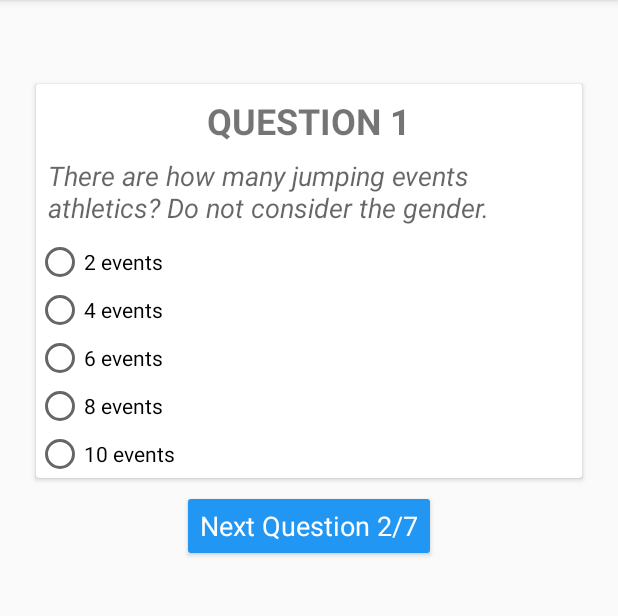
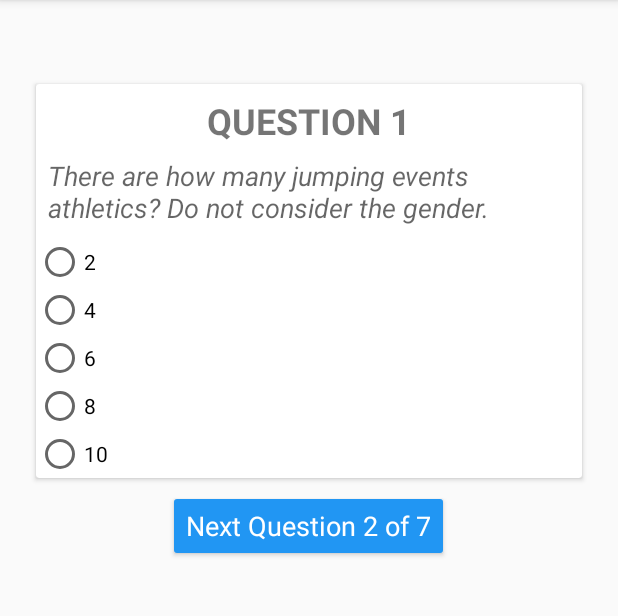
Before and after one commit to jesselima/nanodegree-android-basic-quiz-app, an Android app: the QuestionsActivity screen opened directly, with no data from a screen before it, on a phone screen of 412 x 824 dp, the part 84-700 px from its top. Run offline under Robolectric (Android 15) with nearby library versions, the phone set to English and light mode, and no system bars.

Commit message:
Final commit before delivery.

```diff
--- a/app/src/main/java/com/udacity/nanodegree/quizapp/QuestionsActivity.java
+++ b/app/src/main/java/com/udacity/nanodegree/quizapp/QuestionsActivity.java
@@ -3,7 +3,6 @@ package com.udacity.nanodegree.quizapp;
 import android.content.Intent;
 import android.support.v7.app.AppCompatActivity;
 import android.os.Bundle;
-import android.util.Log;
 import android.view.View;
 import android.widget.Button;
 import android.widget.EditText;
--- a/app/src/main/java/com/udacity/nanodegree/quizapp/WelcomeActivity.java
+++ b/app/src/main/java/com/udacity/nanodegree/quizapp/WelcomeActivity.java
@@ -66,7 +66,7 @@ public class WelcomeActivity extends AppCompatActivity {
                 return;
             }
 
-
+        // Grab form data and send to QuestionsActivity using a intent object
         Intent intent = new Intent(this, QuestionsActivity.class);
             intent.putExtra("name", name);
             intent.putExtra("email", email);
@@ -74,7 +74,6 @@ public class WelcomeActivity extends AppCompatActivity {
             intent.putExtra("sendMeACopy", sendMeACopy);
             intent.putExtra("sendMeFuture", sendMeFuture);
             intent.putExtra("isAthleteActive", isAthleteActive);
-
         startActivity(intent);
     }
 
--- a/app/src/main/res/layout/activity_questions.xml
+++ b/app/src/main/res/layout/activity_questions.xml
@@ -263,7 +263,7 @@
                     style="@style/cardLinearLayoutVertical">
                     <TextView
                         style="@style/cardFimBaseLayout"
-                        android:text="You finish the quiz"/>
+                        android:text="@string/you_finish_the_quiz"/>
                 </LinearLayout>
             </android.support.v7.widget.CardView>
 
@@ -271,14 +271,14 @@
                 style="@style/buttonDefault"
                 android:onClick="btn1hideCard1show2"
                 android:id="@+id/btn_hide_card_1_show_2"
-                android:text="Next Question 2/7"
+                android:text="@string/next_question_2_7"
                 android:visibility="visible"/>
 
             <Button
                 style="@style/buttonDefault"
                 android:onClick="btn2hideCard2show3"
                 android:id="@+id/btn_hide_card_2_show_3"
-                android:text="Next Question 3/7"
+                android:text="@string/next_question_3_7"
                 android:visibility="gone"/>
 
             <Button
@@ -292,28 +292,28 @@
                 style="@style/buttonDefault"
                 android:onClick="btn4hideCard4show5"
                 android:id="@+id/btn_hide_card_4_show_5"
-                android:text="Next Question 5/7"
+                android:text="@string/next_question_5_7"
                 android:visibility="gone"/>
 
             <Button
                 style="@style/buttonDefault"
                 android:onClick="btn5hideCard5show6"
                 android:id="@+id/btn_hide_card_5_show_6"
-                android:text="Next Question 6/7"
+                android:text="@string/next_question_6_7"
                 android:visibility="gone"/>
 
             <Button
                 style="@style/buttonDefault"
                 android:onClick="btn6hideCard6showComment"
                 android:id="@+id/hide_card_6_show_comment"
-                android:text="Next Question 7/7"
+                android:text="@string/next_question_7_7"
                 android:visibility="gone"/>
 
             <Button
                 style="@style/buttonDefault"
                 android:onClick="btn7hideCardCommentShowFinish"
                 android:id="@+id/btn_hide_comment_show_finish"
-                android:text="FINISH"
+                android:text="@string/finish"
                 android:visibility="gone"/>
 
             <Button
@@ -321,7 +321,7 @@
                 android:onClick="ViewSummary"
                 android:id="@+id/btn_view_summary"
                 android:visibility="gone"
-                android:text="See Answers Summary"/>
+                android:text="@string/answers_summary"/>
 
         </LinearLayout>
     </ScrollView>
--- a/app/src/main/res/layout/activity_welcome.xml
+++ b/app/src/main/res/layout/activity_welcome.xml
@@ -36,7 +36,7 @@
                 android:id="@+id/name"
                 android:layout_width="match_parent"
                 android:layout_height="wrap_content"
-                android:hint="Type your name"
+                android:hint="@string/type_you_name"
                 android:inputType="textCapWords"/>
             <TextView
                 style="@style/editTextForm"
--- a/app/src/main/res/values/strings.xml
+++ b/app/src/main/res/values/strings.xml
@@ -7,11 +7,11 @@
     <string name="welcome_message2">First! Let me know you a little more filling up this simple form.</string>
     <string name="question_1_header">Question 1</string>
     <string name="question_1_body">There are how many jumping events athletics? Do not consider the gender.</string>
-    <string name="question_1_answer_1">2 events</string>
-    <string name="question_1_answer_2">4 events</string>
-    <string name="question_1_answer_3">6 events</string>
-    <string name="question_1_answer_4">8 events</string>
-    <string name="question_1_answer_5">10 events</string>
+    <string name="question_1_answer_1">2</string>
+    <string name="question_1_answer_2">4</string>
+    <string name="question_1_answer_3">6</string>
+    <string name="question_1_answer_4">8</string>
+    <string name="question_1_answer_5">10</string>
     <string name="question_2_header">Question 2</string>
     <string name="question_2_body">Who is the world record holder of high jump?</string>
     <string name="question_2_answer_1">Mutaz Essa BARSHIM</string>
@@ -42,11 +42,11 @@
     <string name="question_5_answer_5">Al Oerter</string>
     <string name="question_6_header">Question 6</string>
     <string name="question_6_body">There are how many throwing events athletics? Do not consider the gender.</string>
-    <string name="question_6_answer_1">2 events</string>
-    <string name="question_6_answer_2">4 events</string>
-    <string name="question_6_answer_3">8 events</string>
-    <string name="question_6_answer_4">5 events</string>
-    <string name="question_6_answer_5">9 events</string>
+    <string name="question_6_answer_1">2</string>
+    <string name="question_6_answer_2">4</string>
+    <string name="question_6_answer_3">8</string>
+    <string name="question_6_answer_4">5</string>
+    <string name="question_6_answer_5">9</string>
     <string name="send_by_email">Send by email</string>
     <string name="type_your_name">Type you name</string>
     <string name="type_your_email">Type your email</string>
@@ -85,5 +85,12 @@
     <string name="feedback_form">Did You like this quiz? Please, give us some feedback.</string>
     <string name="type_your_suggestions_here">Type your suggestions here</string>
     <string name="your_feedback">Your suggestions:</string>
-
+    <string name="you_finish_the_quiz">You finish the quiz!</string>
+    <string name="next_question_2_7">Next Question 2 of 7</string>
+    <string name="next_question_3_7">Next Question 3 of 7</string>
+    <string name="next_question_4_7">Next Question 4 of 7</string>
+    <string name="next_question_5_7">Next Question 5 of 7</string>
+    <string name="next_question_6_7">Next Question 6 of 7</string>
+    <string name="next_question_7_7">Next Question 7 of 7</string>
+    <string name="finish">FINISH</string>
 </resources>
```
Also changed, not shown: app/src/main/java/com/udacity/nanodegree/quizapp/SummaryActivity.java (+39 -40 lines), 1 other file.
